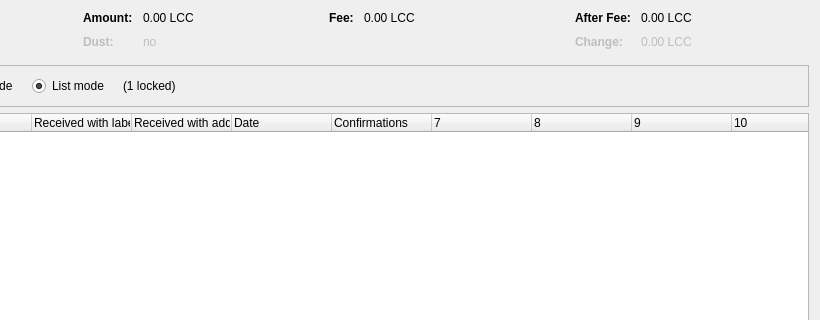
Old version of the form src/qt/forms/coincontroldialog.ui in the repository MerlinMagic2018/Lightning-Cash; both pictures show x 180 to 1000 and y 0 to 320 of the 1000 by 500 pixel window.
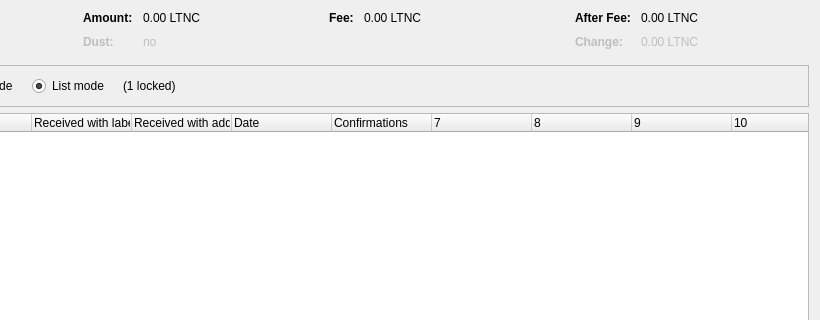
New version of the form. Custom widgets are drawn as their Qt base class.

What changed in the file:
```diff
--- a/src/qt/forms/coincontroldialog.ui
+++ b/src/qt/forms/coincontroldialog.ui
@@ -132,7 +132,7 @@
           <enum>Qt::ActionsContextMenu</enum>
          </property>
          <property name="text">
-          <string notr="true">0.00 LCC</string>
+          <string notr="true">0.00 LTNC</string>
          </property>
          <property name="textInteractionFlags">
           <set>Qt::LinksAccessibleByMouse|Qt::TextSelectableByKeyboard|Qt::TextSelectableByMouse</set>
@@ -212,7 +212,7 @@
           <enum>Qt::ActionsContextMenu</enum>
          </property>
          <property name="text">
-          <string notr="true">0.00 LCC</string>
+          <string notr="true">0.00 LTNC</string>
          </property>
          <property name="textInteractionFlags">
           <set>Qt::LinksAccessibleByMouse|Qt::TextSelectableByKeyboard|Qt::TextSelectableByMouse</set>
@@ -257,7 +257,7 @@
           <enum>Qt::ActionsContextMenu</enum>
          </property>
          <property name="text">
-          <string notr="true">0.00 LCC</string>
+          <string notr="true">0.00 LTNC</string>
          </property>
          <property name="textInteractionFlags">
           <set>Qt::LinksAccessibleByMouse|Qt::TextSelectableByKeyboard|Qt::TextSelectableByMouse</set>
@@ -292,7 +292,7 @@
           <enum>Qt::ActionsContextMenu</enum>
          </property>
          <property name="text">
-          <string notr="true">0.00 LCC</string>
+          <string notr="true">0.00 LTNC</string>
          </property>
          <property name="textInteractionFlags">
           <set>Qt::LinksAccessibleByMouse|Qt::TextSelectableByKeyboard|Qt::TextSelectableByMouse</set>
```
